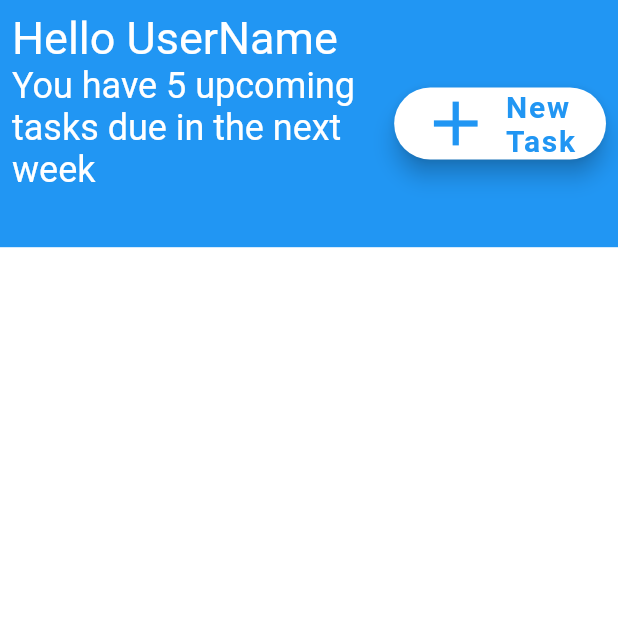
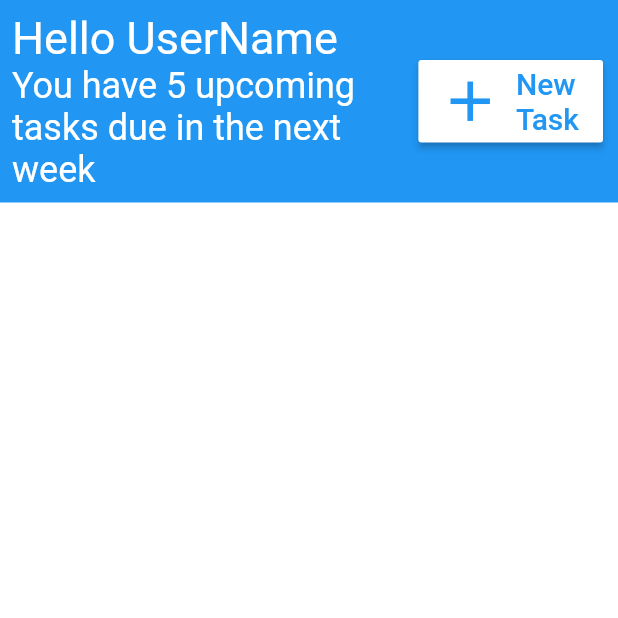
Before and after one commit to smacademic/project-cgkm, a Flutter app: the HomeScreen screen opened by its route, on a phone screen of 412 x 824 dp, the top half of it. Run offline on Flutter 3.47's test engine with Material 2 defaults, Android fonts, the phone set to English and light mode, and no system bars; drawn by our look-alikes of auto_size_text; our stand-ins replace sqflite; accounts and stored records are empty.

Commit message:
Update home_screen.dart
Addressing the overflow of widgets on smaller screens.

```diff
--- a/client/src/arcplanner/lib/ui/home_screen.dart
+++ b/client/src/arcplanner/lib/ui/home_screen.dart
@@ -40,13 +40,12 @@ class _HomeScreenState extends State<HomeScreen> {
           SafeArea(
             child: Container(
               color: Colors.blue,
-              height: MediaQuery.of(context).size.height * 0.2,
               child: Row(
                 mainAxisAlignment: MainAxisAlignment.spaceBetween,
                 children: <Widget>[
                   Container(
                     padding: EdgeInsets.all(8),
-                    width: MediaQuery.of(context).size.width * 0.6,
+                    width: MediaQuery.of(context).size.width * 0.60,
                     child: Column(
                       crossAxisAlignment: CrossAxisAlignment.start,
                       children: <Widget> [
@@ -64,33 +63,32 @@ class _HomeScreenState extends State<HomeScreen> {
                             fontSize: 24.0,
                             color: Colors.white,
                           ),
-                          maxLines: 6,
+                          maxLines: 3,
                         ),
                       ],
                     ),
                   ),
                   Container(
-                    padding: EdgeInsets.all(8),
-                    child: Row(
-                      mainAxisAlignment: MainAxisAlignment.center,
-                      children: <Widget>[
-                        FloatingActionButton.extended(
+                    padding: EdgeInsets.only(
+                      right: 10.0,
+                    ),
+                    child: ButtonTheme(
+                      height: 55.0,
+                      buttonColor: Colors.white,
+                      child: RaisedButton.icon(
+                        textColor: Colors.blue,
+                        icon: Icon(
+                          Icons.add,
+                          size: 45.0,
+                        ),
                         label: Text(
                           'New\nTask',
                           style: TextStyle(
                             fontSize: 20.0,
-                              fontWeight: FontWeight.bold,
                           ),
                         ),
-                          icon: Icon(
-                            Icons.add,
-                            size: 50,
-                          ),
-                          backgroundColor: Colors.white,
-                          foregroundColor: Colors.blue,
                         onPressed: _newTask,
                       ),
-                      ],
                     ),
                   ),
                 ],
```
Lines whose indentation alone changed are shown as unchanged.
